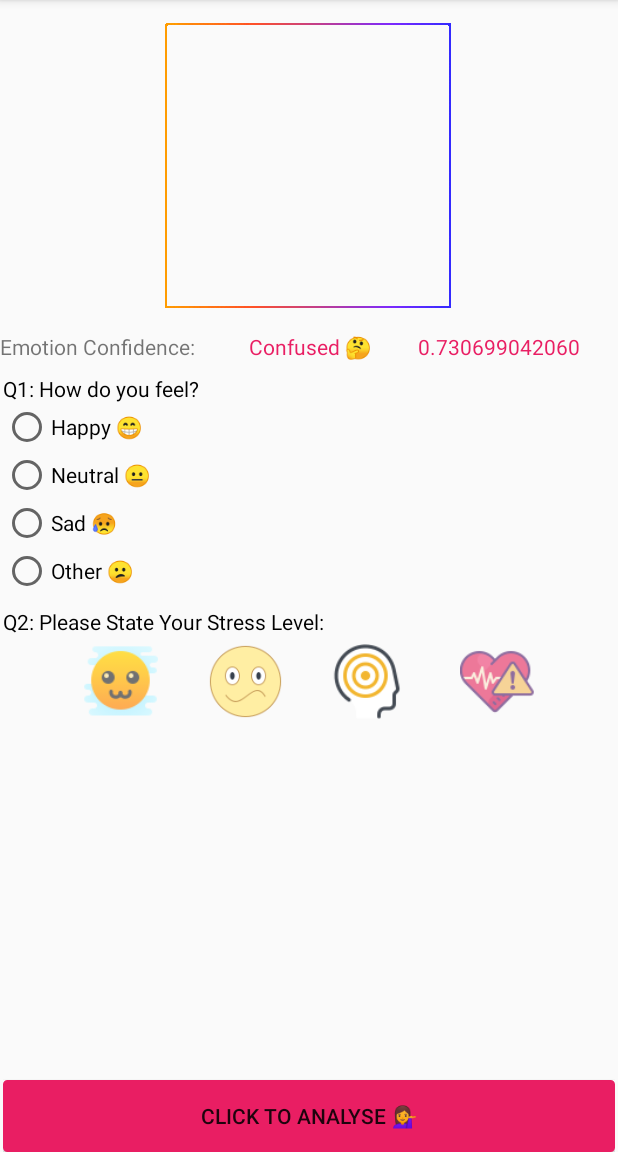
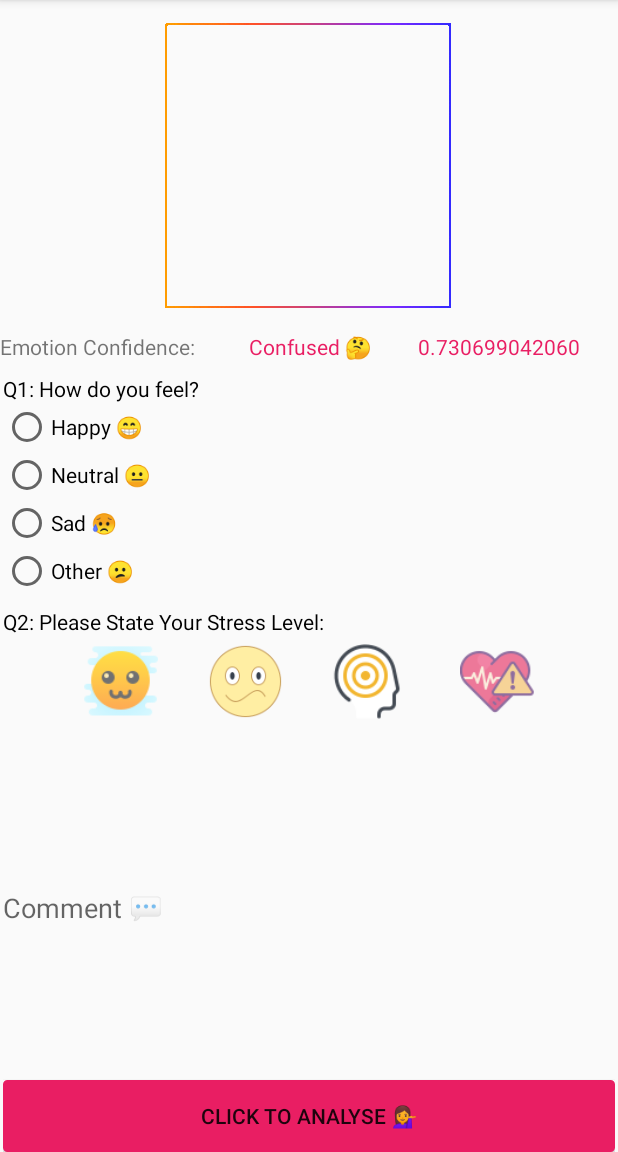
Before and after one commit to ctkqiang/Facial-Expression-MLkit-Firebase-datacollection, an Android app: the MainActivity screen opened directly, with no data from a screen before it, on a phone screen of 412 x 824 dp, the part 84-1236 px from its top. Run offline under Robolectric (Android 15) with nearby library versions, the phone set to English and light mode, and no system bars; our stand-ins replace Firebase (no records; nobody signed in at launch, a user with empty details on screens opened directly); libraries missing offline, so code that uses them is left out: cn.pedant, com.wonderkiln.camerakit, dmax.dialog; plain views replace CameraView; Roboto replaces fonts that are not available here; 7 statements that could not run were skipped.

```diff
--- a/app/src/main/res/layout/activity_main.xml
+++ b/app/src/main/res/layout/activity_main.xml
@@ -211,6 +211,7 @@
             android:layout_marginBottom="3dp"
             android:background="@null"
             android:ems="10"
+            android:hint="@string/comment"
             android:importantForAutofill="no"
             android:inputType="textCapSentences|textNoSuggestions|textMultiLine"
             android:maxLines="6"
@@ -233,7 +234,5 @@
             app:layout_constraintStart_toStartOf="parent"
             app:layout_constraintTop_toBottomOf="@+id/Comment" />
 
-
     </androidx.constraintlayout.widget.ConstraintLayout>
-
 </androidx.constraintlayout.widget.ConstraintLayout>
```
